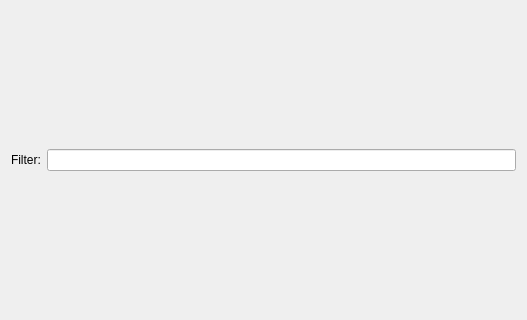
loganek/gst-creator, file src/gui/MainWindow.ui: the form before one commit; both pictures show x 0 to 527 and y 99 to 419 of the 527 by 504 pixel window.
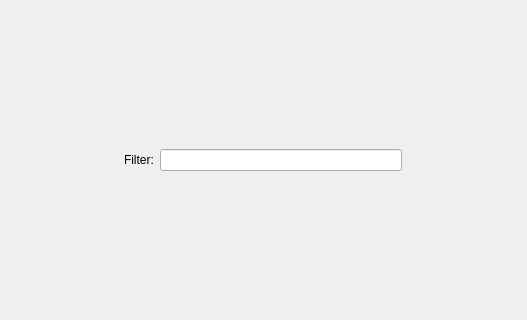
The form after the commit.

```diff
--- a/src/gui/MainWindow.ui
+++ b/src/gui/MainWindow.ui
@@ -16,6 +16,21 @@
   <widget class="QWidget" name="centralWidget">
    <layout class="QGridLayout" name="gridLayout">
     <item row="0" column="0">
+     <layout class="QHBoxLayout" name="mainVerticalLayout">
+      <item>
+       <widget class="QFrame" name="frameVertical">
+        <property name="minimumSize">
+         <size>
+          <width>0</width>
+          <height>0</height>
+         </size>
+        </property>
+        <property name="maximumSize">
+         <size>
+          <width>300</width>
+          <height>16777215</height>
+         </size>
+        </property>
      <layout class="QVBoxLayout" name="verticalLayout">
       <item>
        <layout class="QHBoxLayout" name="horizontalLayout" stretch="0,0">
@@ -30,6 +45,9 @@
          <widget class="QLineEdit" name="factoryFilterEdit"/>
         </item>
        </layout>
+         </item>
+        </layout>
+       </widget>
       </item>
      </layout>
     </item>
```
Lines whose indentation alone changed are shown as unchanged.
